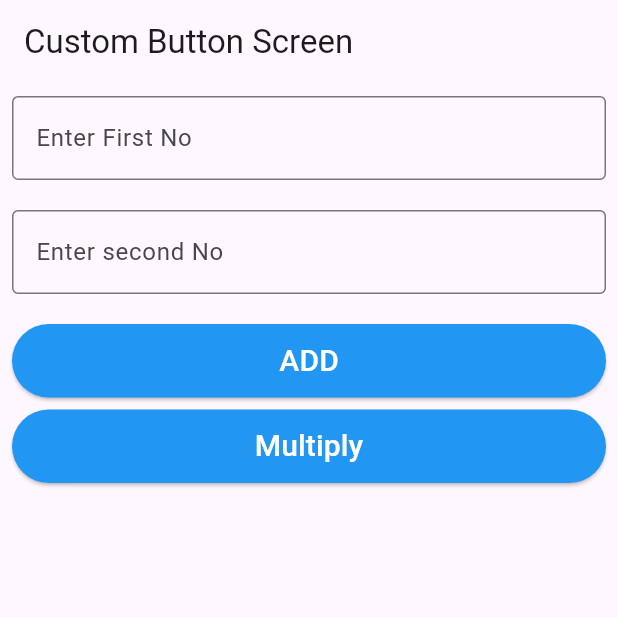
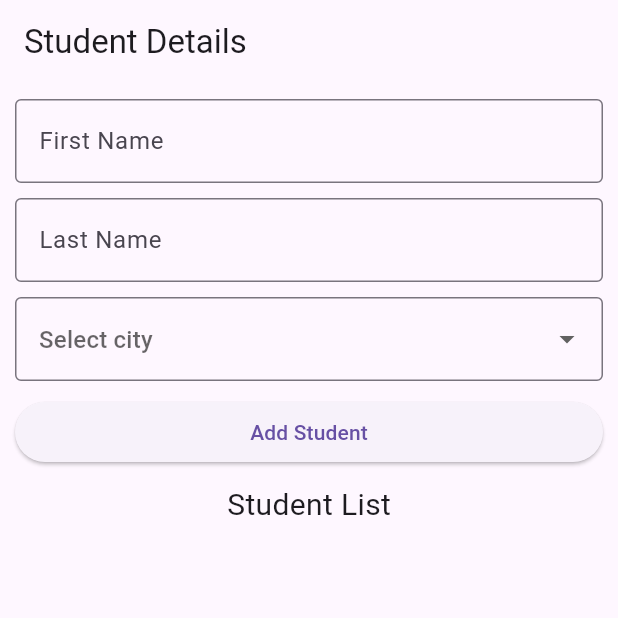
Before and after one commit to kiranrana8973/batch_32a, a Flutter app: the screen it shows after launch, on a phone screen of 412 x 824 dp, the top half of it. Run offline on Flutter 3.47's test engine with Material 3 defaults, Android fonts, the phone set to English and light mode, and no system bars.

Commit message:
Added listview

```diff
--- a/lib/app/app.dart
+++ b/lib/app/app.dart
@@ -1,4 +1,4 @@
-import 'package:batch_32a/screen/custom_screen.dart';
+import 'package:batch_32a/screen/student_details.dart';
 import 'package:flutter/material.dart';
 
 class App extends StatelessWidget {
@@ -9,7 +9,7 @@
     return const MaterialApp(
       debugShowCheckedModeBanner: false,
       // themes
-      home: CustomScreen(),
+      home: StudentDetailsScreen(),
     );
   }
 }
--- /dev/null
+++ b/lib/model/student.dart
@@ -0,0 +1,11 @@
+class Student {
+  final String fname;
+  final String lname;
+  final String city;
+
+  Student({
+    required this.fname,
+    required this.lname,
+    required this.city,
+  });
+}
--- /dev/null
+++ b/lib/screen/student_details.dart
@@ -0,0 +1,133 @@
+import 'package:batch_32a/model/student.dart';
+import 'package:flutter/material.dart';
+
+class StudentDetailsScreen extends StatefulWidget {
+  const StudentDetailsScreen({super.key});
+
+  @override
+  State<StudentDetailsScreen> createState() => _StudentDetailsScreenState();
+}
+
+class _StudentDetailsScreenState extends State<StudentDetailsScreen> {
+  final _gap = const SizedBox(height: 10);
+
+  final _fnameController = TextEditingController();
+  final _lnameController = TextEditingController();
+  final _cityController = TextEditingController();
+
+  final cities = [
+    const DropdownMenuItem(value: 'Kathmandu', child: Text('Kathmandu')),
+    const DropdownMenuItem(value: 'Bhaktapur', child: Text('Bhaktapur')),
+    const DropdownMenuItem(value: 'Lalitpur', child: Text('Lalitpur')),
+  ];
+
+  final _key = GlobalKey<FormState>();
+
+  List<Student> students = [];
+  @override
+  Widget build(BuildContext context) {
+    return Scaffold(
+      appBar: AppBar(
+        title: const Text('Student Details'),
+      ),
+      body: Padding(
+        padding: const EdgeInsets.all(10),
+        child: Form(
+          key: _key,
+          child: Column(
+            children: [
+              TextFormField(
+                controller: _fnameController,
+                decoration: const InputDecoration(
+                  hintText: 'First Name',
+                  border: OutlineInputBorder(),
+                ),
+                validator: (value) {
+                  if (value!.isEmpty) {
+                    return 'Please enter fname';
+                  }
+                  return null;
+                },
+              ),
+              _gap,
+              TextFormField(
+                controller: _lnameController,
+                decoration: const InputDecoration(
+                  hintText: 'Last Name',
+                  border: OutlineInputBorder(),
+                ),
+                validator: (value) {
+                  if (value!.isEmpty) {
+                    return 'Please enter lname';
+                  }
+                  return null;
+                },
+              ),
+              _gap,
+              DropdownButtonFormField(
+                items: cities,
+                onChanged: (value) {
+                  _cityController.text = value.toString();
+                },
+                decoration: const InputDecoration(
+                  hintText: 'Select city',
+                  border: OutlineInputBorder(),
+                ),
+                validator: (value) {
+                  if (value == null) {
+                    return 'Please select city';
+                  }
+                  return null;
+                },
+              ),
+              _gap,
+              SizedBox(
+                width: double.infinity,
+                child: ElevatedButton(
+                  onPressed: () {
+                    if (_key.currentState!.validate()) {
+                      final student = Student(
+                        fname: _fnameController.text,
+                        lname: _lnameController.text,
+                        city: _cityController.text,
+                      );
+                      setState(() {
+                        students.add(student);
+                      });
+                    }
+                  },
+                  child: const Text('Add Student'),
+                ),
+              ),
+              _gap,
+              const Text(
+                'Student List',
+                style: TextStyle(fontSize: 20),
+              ),
+              _gap,
+              Expanded(
+                child: ListView.builder(
+                  itemCount: students.length,
+                  itemBuilder: (context, index) {
+                    return ListTile(
+                      title: Text(students[index].fname),
+                      subtitle: Text(students[index].city),
+                      trailing: IconButton(
+                        icon: const Icon(Icons.delete),
+                        onPressed: () {
+                          setState(() {
+                            students.removeAt(index);
+                          });
+                        },
+                      ),
+                    );
+                  },
+                ),
+              ),
+            ],
+          ),
+        ),
+      ),
+    );
+  }
+}
```
